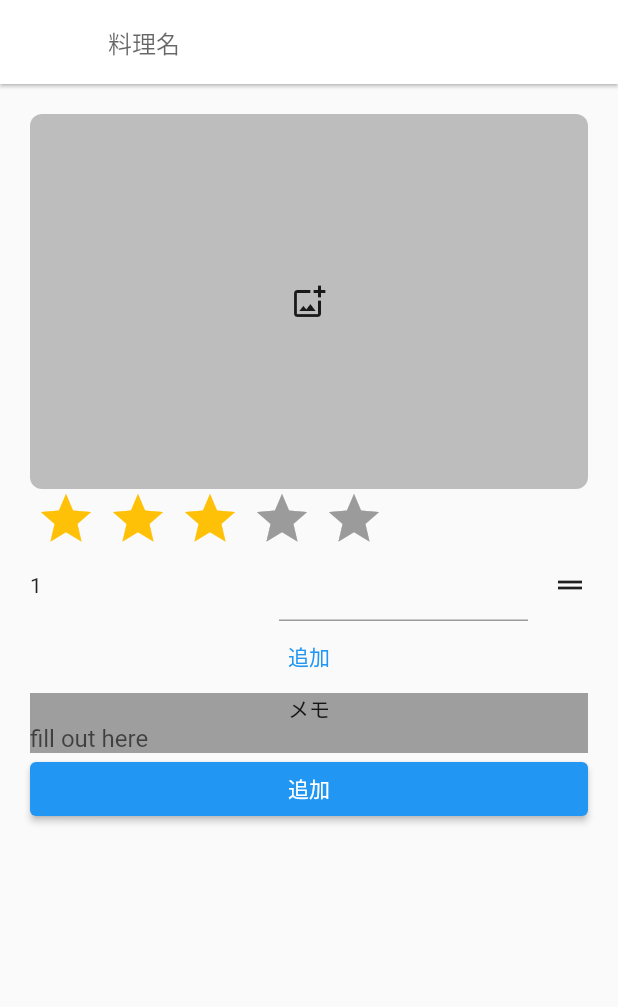
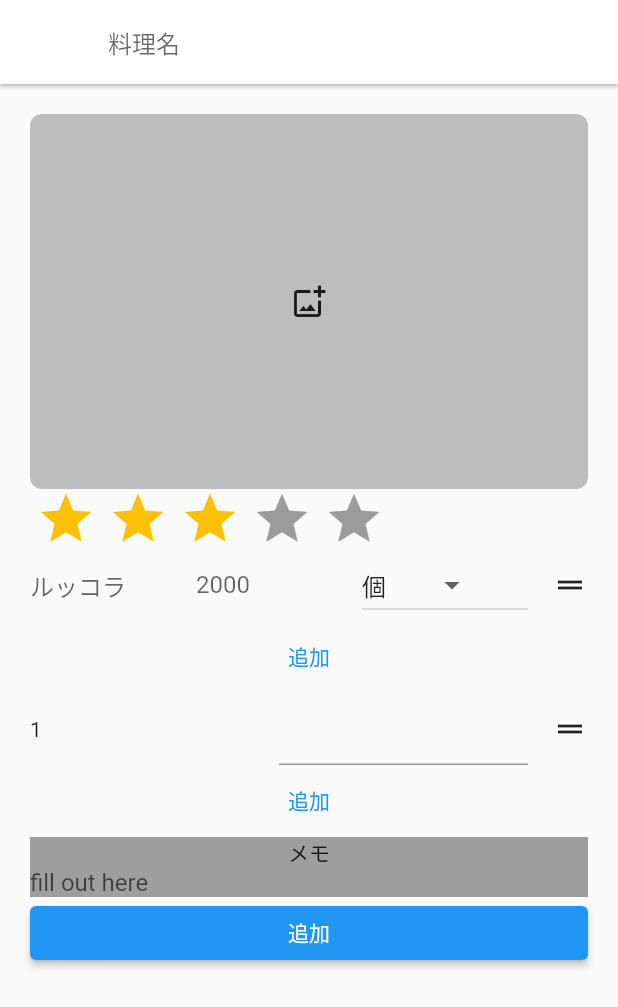
Before and after one commit to salan70/recipe, a Flutter app: the AddRecipeScreen screen opened directly, on a phone screen of 412 x 824 dp. Shown: the top 1007 px of the screen. Run offline on Flutter 3.47's test engine with Material 2 defaults, Android fonts, the phone set to English and light mode, and no system bars; drawn by our look-alikes of flutter_rating_bar, flutter_slidable; our stand-ins replace cloud_firestore, file_picker, firebase_auth, firebase_core, firebase_storage, flutter_hooks and 2 more; accounts and stored records are empty.

Commit message:
update ingredientTextField

```diff
--- a/lib/parts/reordable_text_field/ingredients.dart
+++ b/lib/parts/reordable_text_field/ingredients.dart
@@ -3,13 +3,14 @@ import 'package:flutter/material.dart';
 import 'package:flutter_slidable/flutter_slidable.dart';
 import 'package:flutter_riverpod/flutter_riverpod.dart';
 import 'package:uuid/uuid.dart';
+import 'package:flutter/services.dart';
 
 // inside
 import 'package:recipe/domain/recipe.dart';
 import 'package:recipe/providers.dart';
 
 class IngredientListNotifier extends StateNotifier<List<Ingredient>> {
-  IngredientListNotifier() : super([Ingredient(Uuid().v4(), "", 0, "")]);
+  IngredientListNotifier() : super([Ingredient(Uuid().v4(), "", 0, "個")]);
 
   void add(Ingredient ingredient) {
     state = [...state, ingredient];
@@ -38,6 +39,7 @@ class IngredientListWidget extends ConsumerWidget {
   Widget build(BuildContext context, WidgetRef ref) {
     final ingredientList = ref.watch(ingredientListNotifierProvider);
     final notifier = ref.watch(ingredientListNotifierProvider.notifier);
+    final unit = ref.watch(ingredientUnitProvider.notifier);
 
     return Column(
       children: [
@@ -61,23 +63,68 @@ class IngredientListWidget extends ConsumerWidget {
                   ],
                   child: Row(
                     children: [
-                      Expanded(child: Text((index + 1).toString())),
                       Expanded(
                           child: TextField(
-                        maxLines: null,
+                        decoration: InputDecoration.collapsed(hintText: "ルッコラ"),
                         onChanged: (String value) {
-                          ingredientList[index] = Ingredient(
-                              ingredientList[index].id, value, 0, "");
+                          String name = value;
+                          ingredientList[index].name = name;
 
                           ///テスト用
-                          // for (int i = 0; i < proceduresList.length; i++) {
-                          //   print(proceduresList[i].id.toString() +
-                          //       ":" +
-                          //       proceduresList[i].content);
-                          // }
-                          // print("------------------");
+                          print("--------name-------");
+                          for (int i = 0; i < ingredientList.length; i++) {
+                            print(ingredientList[i].id +
+                                ":" +
+                                ingredientList[i].name +
+                                ":" +
+                                ingredientList[i].amount.toString());
+                          }
                         },
                       )),
+                      Expanded(
+                          child: TextField(
+                        decoration: InputDecoration.collapsed(hintText: "2000"),
+                        keyboardType: TextInputType.number,
+                        inputFormatters: [
+                          FilteringTextInputFormatter.digitsOnly
+                        ],
+                        onChanged: (value) {
+                          double amount;
+
+                          try {
+                            amount = double.parse(value.toString());
+                          } catch (exception) {
+                            amount = 0;
+                          }
+                          ingredientList[index].amount = amount;
+
+                          ///テスト用
+                          print("-------amount------");
+                          for (int i = 0; i < ingredientList.length; i++) {
+                            print(ingredientList[i].id +
+                                ":" +
+                                ingredientList[i].name +
+                                ":" +
+                                ingredientList[i].amount.toString());
+                          }
+                        },
+                      )),
+                      Expanded(
+                        child: DropdownButton<String>(
+                          value: ingredientList[index].unit,
+                          onChanged: (String? value) {
+                            unit.state = value!;
+                            ingredientList[index].unit = unit.state;
+                          },
+                          items: ["個", "g", "本", "大さじ", "小さじ"]
+                              .map<DropdownMenuItem<String>>((String value) {
+                            return DropdownMenuItem<String>(
+                              value: value,
+                              child: Text(value),
+                            );
+                          }).toList(),
+                        ),
+                      ),
                       Padding(
                         padding: const EdgeInsets.only(
                           bottom: 8.0,
@@ -95,7 +142,7 @@ class IngredientListWidget extends ConsumerWidget {
         TextButton(
           onPressed: () {
             String id = Uuid().v4();
-            final Ingredient ingredient = Ingredient(id, "", 0, "");
+            final Ingredient ingredient = Ingredient(id, "", 0, "個");
             notifier.add(ingredient);
             print(id);
           },
--- a/lib/providers.dart
+++ b/lib/providers.dart
@@ -5,6 +5,7 @@ import 'package:flutter_riverpod/flutter_riverpod.dart';
 import 'package:recipe/view/add_recipe/add_redipe_model.dart';
 import 'domain/recipe.dart';
 import 'package:recipe/parts/reordable_text_field/procedures.dart';
+import 'package:recipe/parts/reordable_text_field/ingredients.dart';
 // import 'package:photoapp/photo.dart';
 // import 'package:photoapp/
 
@@ -50,6 +51,10 @@ final ingredientNameControllerStateProvider = StateProvider.autoDispose((ref) {
   return TextEditingController(text: '');
 });
 
+final ingredientUnitProvider = StateProvider.autoDispose((ref) {
+  return '個';
+});
+
 final ingredientNumControllerStateProvider = StateProvider.autoDispose((ref) {
   return TextEditingController(text: '');
 });
--- a/lib/view/add_recipe/add_recipe_screen.dart
+++ b/lib/view/add_recipe/add_recipe_screen.dart
@@ -7,7 +7,6 @@ import 'package:recipe/providers.dart';
 import 'package:recipe/view/recipe_list/recipe_list_screen.dart';
 import 'package:recipe/domain/recipe.dart';
 import 'package:recipe/view/add_recipe/add_redipe_model.dart';
-import 'package:uuid/uuid.dart';
 
 class AddRecipeScreen extends ConsumerWidget {
   final AddRecipeModel addRecipeModel = AddRecipeModel();
@@ -69,6 +68,10 @@ class AddRecipeScreen extends ConsumerWidget {
             )),
 
             // 材料
+            Container(
+              child: IngredientListWidget(),
+            ),
+
             // 手順
             Container(
               child: ProceduresListWidget(),
```
Also changed, not shown: lib/domain/recipe.dart (+15 -0 lines), lib/view/add_recipe/add_redipe_model.dart (+0 -8 lines).
